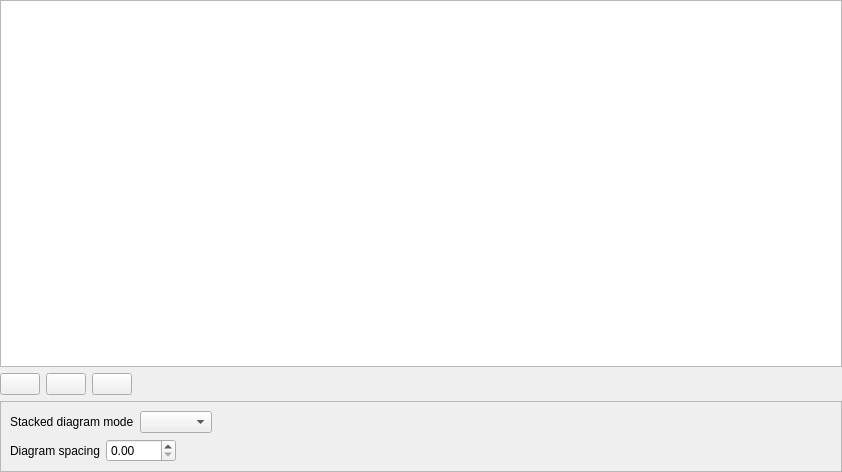
First picture: the form in src/ui/qgsstackeddiagrampropertiesbase.ui, repository qgis/QGIS, before the edit.
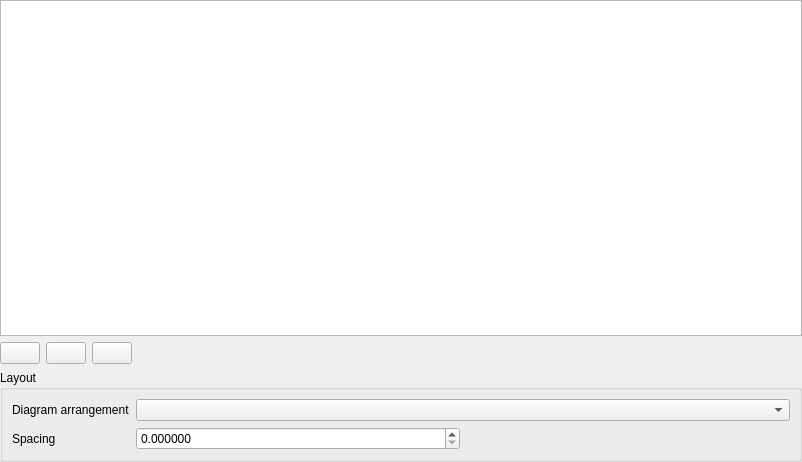
Second picture: the form after the edit. Icons and pictures are not drawn. Custom widgets are drawn as their Qt base class.

Commit message:
Cleanup stacked diagram UI
- Use group box for layout settings
- Add title for layout settings
- Align layout widgets
- Fix tab order
- Use 6 decimal places for spacing spin, max 99999999 to match
  other size widgets and be usable for map unit size ranges

```diff
--- a/src/ui/qgsstackeddiagrampropertiesbase.ui
+++ b/src/ui/qgsstackeddiagrampropertiesbase.ui
@@ -6,8 +6,8 @@
    <rect>
     <x>0</x>
     <y>0</y>
-    <width>842</width>
-    <height>472</height>
+    <width>802</width>
+    <height>462</height>
    </rect>
   </property>
   <layout class="QVBoxLayout" name="verticalLayout">
@@ -117,23 +117,30 @@
     </layout>
    </item>
    <item>
-    <widget class="QFrame" name="mStackedDiagramSettingsFrame">
-     <property name="frameShape">
-      <enum>QFrame::Shape::StyledPanel</enum>
+    <widget class="QGroupBox" name="mStackedDiagramSettingsGroupBox">
+     <property name="title">
+      <string>Layout</string>
      </property>
-     <property name="frameShadow">
-      <enum>QFrame::Shadow::Raised</enum>
-     </property>
-     <layout class="QGridLayout" name="gridLayout">
+     <layout class="QGridLayout" name="gridLayout" columnstretch="0,1">
       <item row="1" column="0">
+       <widget class="QLabel" name="dIagramSpacingLabel">
+        <property name="text">
+         <string>Spacing</string>
+        </property>
+       </widget>
+      </item>
+      <item row="0" column="0">
+       <widget class="QLabel" name="stackedDiagramModeLabel">
+        <property name="text">
+         <string>Diagram arrangement</string>
+        </property>
+       </widget>
+      </item>
+      <item row="0" column="1">
+       <widget class="QComboBox" name="mStackedDiagramModeComboBox"/>
+      </item>
+      <item row="1" column="1">
        <layout class="QHBoxLayout" name="horizontalLayout_2">
-        <item>
-         <widget class="QLabel" name="dIagramSpacingLabel">
-          <property name="text">
-           <string>Diagram spacing</string>
-          </property>
-         </widget>
-        </item>
         <item>
          <widget class="QgsDoubleSpinBox" name="mStackedDiagramSpacingSpinBox">
           <property name="minimumSize">
@@ -142,6 +149,12 @@
             <height>0</height>
            </size>
           </property>
+          <property name="decimals">
+           <number>6</number>
+          </property>
+          <property name="maximum">
+           <double>9999999999.000000000000000</double>
+          </property>
          </widget>
         </item>
         <item>
@@ -157,46 +170,6 @@
           </property>
          </widget>
         </item>
-        <item>
-         <spacer name="horizontalSpacer_3">
-          <property name="orientation">
-           <enum>Qt::Orientation::Horizontal</enum>
-          </property>
-          <property name="sizeHint" stdset="0">
-           <size>
-            <width>40</width>
-            <height>20</height>
-           </size>
-          </property>
-         </spacer>
-        </item>
-       </layout>
-      </item>
-      <item row="0" column="0">
-       <layout class="QHBoxLayout" name="horizontalLayout_3">
-        <item>
-         <widget class="QLabel" name="stackedDiagramModeLabel">
-          <property name="text">
-           <string>Stacked diagram mode</string>
-          </property>
-         </widget>
-        </item>
-        <item>
-         <widget class="QComboBox" name="mStackedDiagramModeComboBox"/>
-        </item>
-        <item>
-         <spacer name="horizontalSpacer">
-          <property name="orientation">
-           <enum>Qt::Orientation::Horizontal</enum>
-          </property>
-          <property name="sizeHint" stdset="0">
-           <size>
-            <width>40</width>
-            <height>20</height>
-           </size>
-          </property>
-         </spacer>
-        </item>
        </layout>
       </item>
      </layout>
```
Left out of the diff: 8 changed lines with no effect on the pictures.
